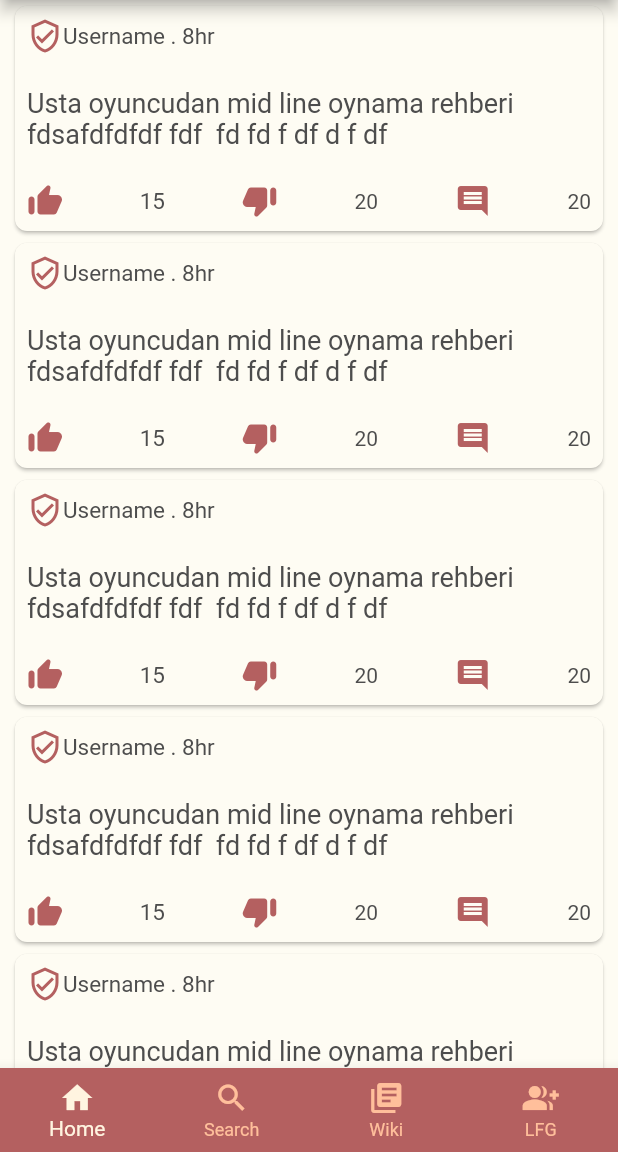
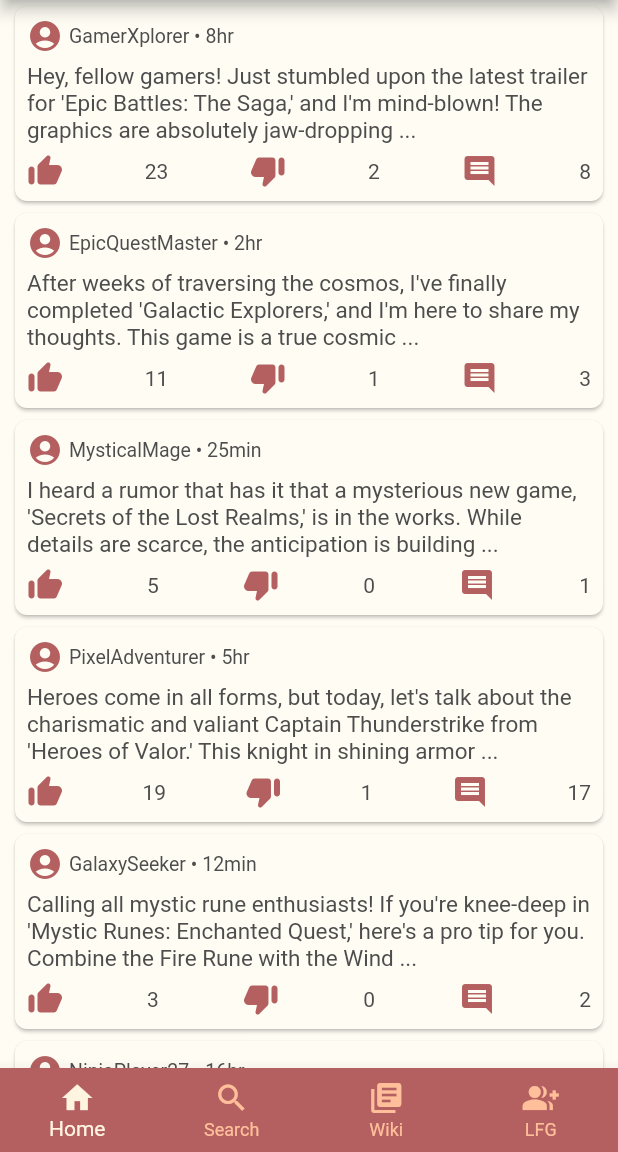
Before and after one commit to bounswe/bounswe2023group6, a Flutter app: the screen it shows after launch, on a phone screen of 412 x 824 dp, the part 84-1236 px from its top. Run offline on Flutter 3.47's test engine with Material 2 defaults, Android fonts, the light colour scheme and no system bars.

Commit message:
mock home page content added

```diff
--- a/app/mobile/lib/main.dart
+++ b/app/mobile/lib/main.dart
@@ -27,6 +27,7 @@ class MainApp extends StatelessWidget {
         primaryColor: _color1,
         primaryColorLight: _color2,
         primaryColorDark: _color3,
+        focusColor: _color4,
         primaryIconTheme: IconThemeData(color: Theme.of(context).primaryColorLight),
         iconTheme: IconThemeData(color: _color1 ),
         scaffoldBackgroundColor: _color5,
--- a/app/mobile/lib/presentation/pages/home_page.dart
+++ b/app/mobile/lib/presentation/pages/home_page.dart
@@ -15,19 +15,41 @@ class HomePage extends StatefulWidget {
 class _HomePageState extends State<HomePage> {
   var isLoggedIn = true;
 
+  final _likes = [
+    ["23","2","8"],
+    ["11","1","3"],
+    ["5","0","1"],
+    ["19","1","17"],
+    ["3","0","2"],
+    ["27","3","10"],
+  ];
+
+  final _userlist = [
+    "GamerXplorer • 8hr",
+    "EpicQuestMaster • 2hr",
+    "MysticalMage • 25min",
+    "PixelAdventurer • 5hr",
+    "GalaxySeeker • 12min",
+    "NinjaPlayer27 • 16hr",
+  ];
+
+  final _contentlist = [
+    "Hey, fellow gamers! Just stumbled upon the latest trailer for 'Epic Battles: The Saga,' and I'm mind-blown! The graphics are absolutely jaw-dropping ...",
+    "After weeks of traversing the cosmos, I've finally completed 'Galactic Explorers,' and I'm here to share my thoughts. This game is a true cosmic ...",
+    "I heard a rumor that has it that a mysterious new game, 'Secrets of the Lost Realms,' is in the works. While details are scarce, the anticipation is building ...",
+    "Heroes come in all forms, but today, let's talk about the charismatic and valiant Captain Thunderstrike from 'Heroes of Valor.' This knight in shining armor ... ",
+    "Calling all mystic rune enthusiasts! If you're knee-deep in 'Mystic Runes: Enchanted Quest,' here's a pro tip for you. Combine the Fire Rune with the Wind ...",
+    "Attention all gamers, mark your calendars because 'PixelCon 2023' is just around the corner! Get ready for the ultimate gaming extravaganza filled with ..."
+  ];
+
   @override
   Widget build(BuildContext context) {
     return  Scaffold(
       appBar: const CustomAppBar(title: TextConstants.titleText),
       drawer: const CustomDrawer(),
       body:ListView(
-        children: const [
-          PostCard(),
-          PostCard(),
-          PostCard(),
-          PostCard(),
-          PostCard(),
-          PostCard(),
+        children:  [
+          for (var i = 0; i < 6; i++) PostCard(content: _contentlist[i], userdata: _userlist[i],likes: _likes[i],),
         ],
       )
     );
@@ -36,49 +58,54 @@ class _HomePageState extends State<HomePage> {
 
 
 class PostCard extends StatelessWidget {
+  final String content;
+  final String userdata;
+  final List likes;
+
   const PostCard({
-    super.key,
+    super.key, required this.content, required this.userdata, required this.likes,
   });
+
 
   @override
   Widget build(BuildContext context) {
     return Card(
       margin: const EdgeInsets.symmetric(horizontal:10,vertical: 4),
       shape: RoundedRectangleBorder(borderRadius: BorderRadius.circular(8)),
-      child:  const SizedBox(
-        height: 150,
+      child:   SizedBox(
+        height: 130,
         child: Padding(
-          padding: EdgeInsets.all(8.0),
+          padding: const EdgeInsets.all(8.0),
           child: Column(
             mainAxisAlignment: MainAxisAlignment.spaceBetween,
             children: [
               Row(
                 children: [
-                  Icon(Icons.verified_user_outlined),
-                  Align(
-                    alignment: Alignment.centerLeft,
-                    child: Text('Username . 8hr',style: TextStyle(fontSize: 15)),
+                  const Icon(Icons.account_circle),
+                  Padding(
+                    padding: const EdgeInsets.all(4.0),
+                    child: Align(
+                      alignment: Alignment.centerLeft,
+                      child: Text(userdata, style: const TextStyle(fontSize: 13)),
+                    ),
                   ),
                 ],
               ),
-              Center(child: SizedBox()),
+              const Center(child: SizedBox()),
               Align(
                 alignment: Alignment.topLeft,
-                child: Text("Usta oyuncudan mid line oynama rehberi fdsafdfdfdf fdf  fd fd f df d f df",style: TextStyle(fontSize: 18)),
+                child: Text(content,style: const TextStyle(fontSize: 15)),
               ),
-              SizedBox(),
+              const SizedBox(),
               Row(
                 mainAxisAlignment: MainAxisAlignment.spaceBetween,
                 children: [
-                  Icon(Icons.thumb_up_alt_rounded),
-                  Align(
-                    alignment: Alignment.centerLeft,
-                    child: Text("15",style: TextStyle(fontSize: 15)),
-                  ),
-                  Icon(Icons.thumb_down_alt_rounded),
-                  Text("20"),
-                  Icon(Icons.comment),
-                  Text("20"),
+                  const Icon(Icons.thumb_up_alt_rounded),
+                  Text(likes[0]),
+                  const Icon(Icons.thumb_down_alt_rounded),
+                  Text(likes[1]),
+                  const Icon(Icons.comment),
+                  Text(likes[2]),
                 ],
               )
             ]
--- a/app/mobile/lib/presentation/widgets/app_bar_widget.dart
+++ b/app/mobile/lib/presentation/widgets/app_bar_widget.dart
@@ -1,5 +1,4 @@
 import 'package:flutter/material.dart';
-import '../../constants/color_constants.dart';
 
 class CustomAppBar extends StatelessWidget implements PreferredSizeWidget {
   final String title;
--- a/app/mobile/lib/presentation/widgets/button_widget.dart
+++ b/app/mobile/lib/presentation/widgets/button_widget.dart
@@ -1,5 +1,4 @@
 import 'package:flutter/material.dart';
-import '../../constants/color_constants.dart';
 
 class Button extends StatelessWidget {
   final String label;
--- a/app/mobile/lib/presentation/widgets/form_widget.dart
+++ b/app/mobile/lib/presentation/widgets/form_widget.dart
@@ -34,6 +34,8 @@ class FormWidget extends StatelessWidget {
                   child: TextField(
                     controller: controllers[i],
                     decoration: InputDecoration(
+                      focusedBorder: UnderlineInputBorder(borderSide: BorderSide(color: Theme.of(context).focusColor)),
+                      floatingLabelStyle: TextStyle( color: Theme.of(context).focusColor),
                       labelText: controllerNames[i],
                     ),
                     obscureText: controllerNames[i].toLowerCase() == 'password', // Conditionally set obscureText
```
